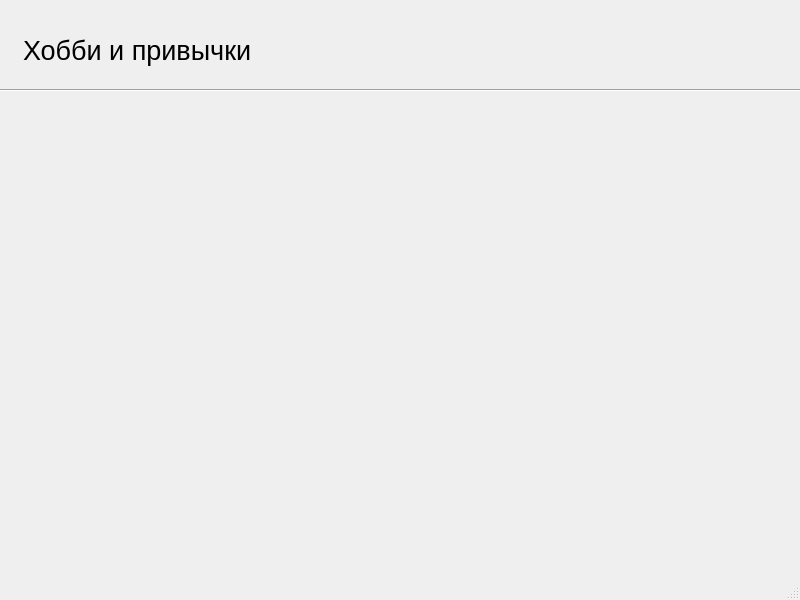
Qt form hobby.ui (Ore111ek/ThisLifeIsMine) before a commit.
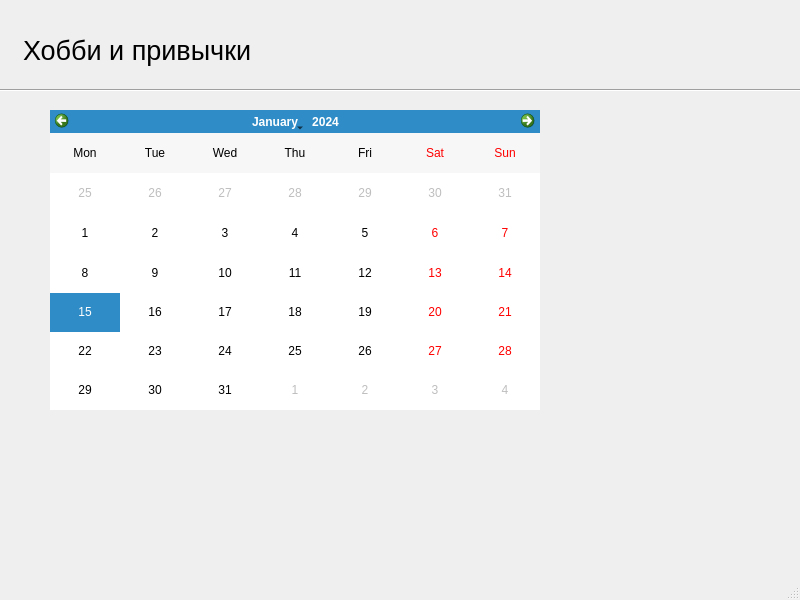
The same form after that commit. Icons and pictures are not drawn.

```diff
--- a/hobby.ui
+++ b/hobby.ui
@@ -50,6 +50,22 @@
      <enum>Qt::Horizontal</enum>
     </property>
    </widget>
+   <widget class="QCalendarWidget" name="calendarWidget">
+    <property name="geometry">
+     <rect>
+      <x>50</x>
+      <y>110</y>
+      <width>490</width>
+      <height>300</height>
+     </rect>
+    </property>
+    <property name="gridVisible">
+     <bool>false</bool>
+    </property>
+    <property name="verticalHeaderFormat">
+     <enum>QCalendarWidget::NoVerticalHeader</enum>
+    </property>
+   </widget>
   </widget>
   <widget class="QMenuBar" name="menubar">
    <property name="geometry">
```
